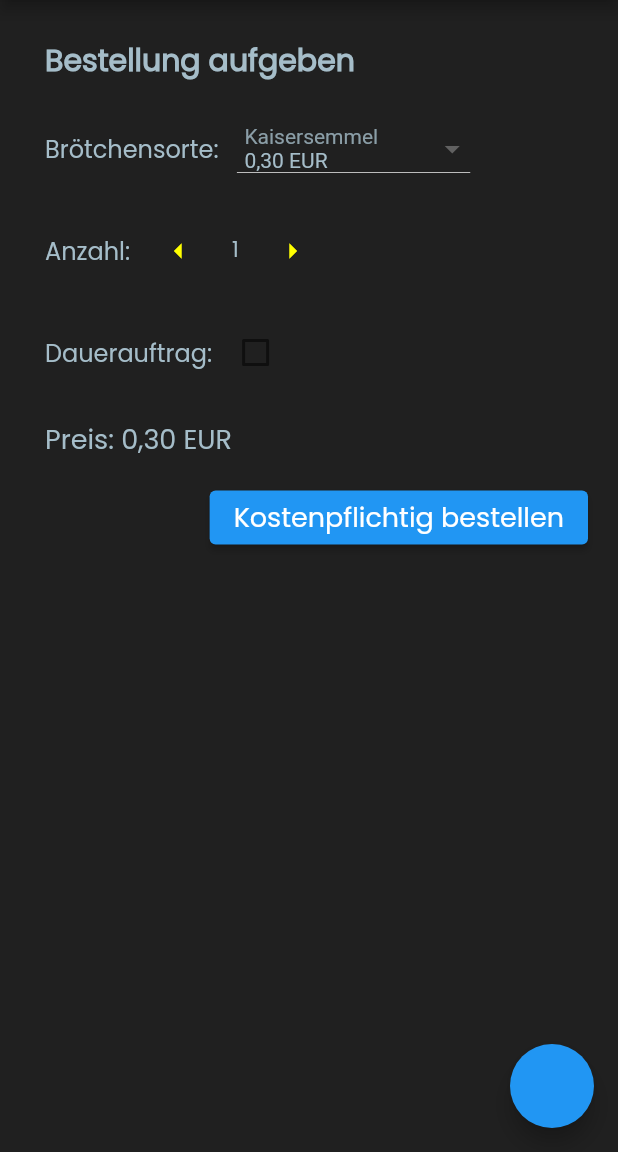
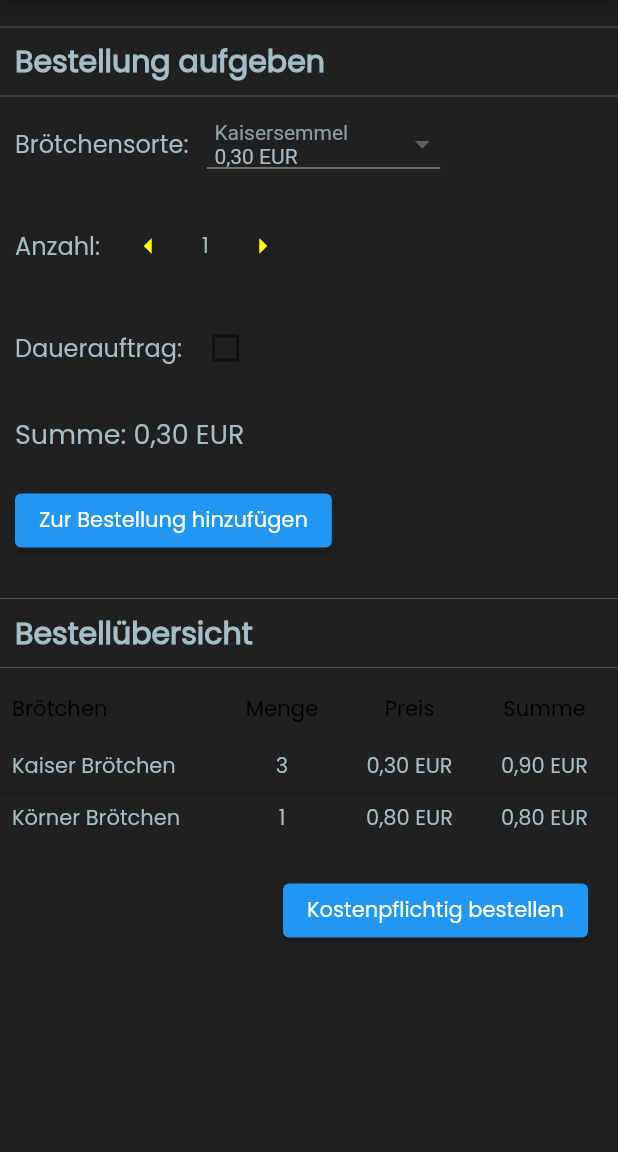
Before and after one commit to mmaeffert/fs201, a Flutter app: the screen it shows after launch, in the side drawer, after a tap on "Bestellen ✍️", on a phone screen of 412 x 824 dp, the part 84-1236 px from its top. Run offline on Flutter 3.47's test engine with Material 2 defaults, Android fonts, the phone set to English and light mode, and no system bars; our stand-ins replace firebase_auth, firebase_core, firebase_database, font_awesome_flutter, google_sign_in; accounts and stored records are empty.

Commit message:
#Updates -Bestellübersicht
#Processed
-UI for purchase order (pruchaseOrder.dart)
    ToDO's:
    FrontEnd:
    -> Table with Whole Order
    BackEnd:
    -> DB Connection to salable products
    -> push Order to DB

#Error
- SetState über 2 klassen hinweg.

Also von pruchaseOrder wird eine bestellung hinzugefügt.

Diese muss aber bei ordersTable.dart ein SetState ausführen.

Dazwischen ist aber noch die Klasse OrderLayout.dart die ich eig beibehalten will.

```diff
--- a/lib/drawer.dart
+++ b/lib/drawer.dart
@@ -3,6 +3,7 @@ import './main.dart';
 import './dauerauftrag.dart';
 import './account.dart';
 import './realTimeDatabaseExample.dart';
+import 'order/UI/OrderLayout.dart';
 import 'order/UI/purchaseOrder.dart';
 
 class drawer {
@@ -20,7 +21,7 @@ class drawer {
               onTap: () {
                 Navigator.pop(context);
                 Navigator.push(context,
-    MaterialPageRoute(builder: (context) => PurchaseOrder()));
+    MaterialPageRoute(builder: (context) => OrderLayout()));
               },
 
             ),
--- /dev/null
+++ b/lib/order/UI/OrderLayout.dart
@@ -0,0 +1,49 @@
+import 'package:broetchenservice/order/UI/ordersTable.dart';
+import 'package:broetchenservice/order/UI/purchaseOrder.dart';
+import 'package:flutter/material.dart';
+
+import '../singleOrder.dart';
+import '../wholeOrder.dart';
+import 'package:broetchenservice/appbar.dart' as ab;
+
+import 'ordersTable.dart';
+
+class OrderLayout extends StatefulWidget with ChangeNotifier{
+  OrderLayout({Key? key}) : super(key: key);
+
+  @override
+  State<OrderLayout> createState() => _OrderLayoutState();
+}
+
+class _OrderLayoutState extends State<OrderLayout> {
+
+  late WholeOrder wholeOrder; //All orders with User info
+  late PurchaseOrder purchaseOrder;
+  OrdersTable ordersTable = OrdersTable();
+
+  @override
+  void initState() {
+    purchaseOrder =  PurchaseOrder(ordersTable);
+    super.initState();
+  }
+  @override
+  Widget build(BuildContext context) {
+
+
+    return Scaffold(
+      appBar: ab.Appbar.MainAppBar(context),
+      body: SingleChildScrollView(
+      child:
+      Column(
+        mainAxisAlignment: MainAxisAlignment.start,
+        crossAxisAlignment: CrossAxisAlignment.start,
+        children: [
+
+          purchaseOrder,
+          ordersTable
+        ],
+      ),
+      ),
+    );
+  }
+}
--- /dev/null
+++ b/lib/order/UI/ordersTable.dart
@@ -0,0 +1,196 @@
+import 'package:flutter/cupertino.dart';
+import 'package:flutter/material.dart';
+
+import '../../themes.dart';
+import '../product.dart';
+import '../singleOrder.dart';
+import "package:intl/intl.dart";
+
+class OrdersTable extends StatefulWidget {
+  OrdersTable();
+  List<SingleOrder> orders = [];
+  List<SingleOrder> get getOrders => orders;
+
+  @override
+  State<OrdersTable> createState() => _OrdersTableState();
+}
+
+class _OrdersTableState extends State<OrdersTable> {
+
+  @override
+  void initState() {
+    super.initState();
+    widget.orders.add(SingleOrder(
+        3,
+        Product(
+          0.3,
+          "Kaiser Brötchen",
+        )));
+    widget.orders.add(SingleOrder(1, Product(0.8, "Körner Brötchen")));
+    // _getEmployees();
+  }
+
+  @override
+  Widget build(BuildContext context) {
+
+
+    final Tablenbreite = MediaQuery.of(context).size.width-340;
+    return SingleChildScrollView(
+      child: Container(
+        child: Column(
+
+          crossAxisAlignment: CrossAxisAlignment.start,
+          children: <Widget>[
+            Container(
+              margin: EdgeInsets.only(top: 10, bottom: 0, left: 0),
+              child: Divider(color: CustomTheme.isDarkTheme
+                  ?Colors.white24: Colors.black26),
+            ),
+            Container(
+              margin: EdgeInsets.only(top: 0, bottom: 0, left: 10),
+              child: const Text("Bestellübersicht",
+                  style: TextStyle(
+                    fontSize: 20,
+                    fontWeight: FontWeight.bold,
+                  )),
+            ),
+            Divider(color: CustomTheme.isDarkTheme
+                ?Colors.white24: Colors.black26),
+            Container(
+              child: SingleChildScrollView(
+                scrollDirection: Axis.vertical,
+                child: SingleChildScrollView(
+                    scrollDirection: Axis.horizontal,
+                    child: DataTable(
+                      headingRowHeight: 40,
+                      columnSpacing: 20,
+                      dataRowHeight: 35,
+                      onSelectAll: (b) {},
+                      horizontalMargin: 8,
+                      columns: const [
+                        DataColumn(
+                          label: Text('Brötchen'),
+                        ),
+                        DataColumn(
+                          label: Expanded(child: Text('Menge', textAlign: TextAlign.center,)),
+                        ),
+                        DataColumn(
+                          label: Expanded(child: Text('Preis', textAlign: TextAlign.center,)),
+                        ),
+                        DataColumn(
+                          label: Expanded(child: Text('Summe',textAlign: TextAlign.center,)),
+                        ),
+                        DataColumn(
+                          label: Expanded(child: Text('Dauerauftrag', textAlign: TextAlign.center,)),
+                        ),
+                        DataColumn(
+                          label: Expanded(child: Text('Löschen', textAlign: TextAlign.center,)),
+                        ),
+                        // Lets add one more column to show a delete button
+                      ],
+                      rows: widget.orders
+                          .map(
+                            (order) => DataRow(
+
+                                //selected: true,
+                                cells: [
+                                  DataCell(
+                                    Container(
+                                      constraints: BoxConstraints(minWidth: 130),
+                                      width: Tablenbreite * 0.45, //SET width
+                                      child: Text(
+                                        order.identifier,
+                                      ),
+                                    ),
+                                    onTap: () {},
+                                  ),
+                                  DataCell(
+                                    SizedBox(
+                                      width: 60, //SET width
+                                      child: Text(
+                                        order.amount.toString(), textAlign:TextAlign.center,
+                                      ),
+                                    ),
+                                    onTap: () {},
+                                  ),
+                                  DataCell(
+                                    Container(
+                                      constraints: BoxConstraints(minWidth: 70),
+                                      width: Tablenbreite * 0.25,
+                                      child: Text(NumberFormat.currency(
+                                          locale: 'eu')
+                                          .format(order.price), textAlign:TextAlign.center,),
+                                    ),
+                                    onTap: () {},
+                                  ),
+                                  DataCell(
+                                    Container(
+                                      constraints: BoxConstraints(minWidth: 70),
+                                      width: Tablenbreite * 0.25,
+                                      child: Text(NumberFormat.currency(
+                                              locale: 'eu')
+                                          .format(order.price * order.amount), textAlign:TextAlign.center,),
+                                    ),
+                                    onTap: () {},
+                                  ),
+                                  DataCell(
+                                      Align(
+
+                                        alignment: Alignment.center,
+                                        child:
+                                        SizedBox(
+                                        width: 60,
+                                        child: Checkbox(
+                                          value: order.standingOrder,
+                                          onChanged: (bool? value) {
+                                            setState(() {
+                                             // order.standingOrder = value!;
+                                            });
+                                          },
+                                        ),),
+                                    ),
+                                  ),
+                                  DataCell(
+                                    Container(
+                                        width: 50,
+                                        child: Align(
+
+                                          alignment: Alignment.center,
+                                          child: IconButton(
+                                              onPressed: () {
+                                                setState(() {
+                                                  widget.orders.remove(order);
+                                                });
+                                              },
+                                              icon: const Icon(Icons.delete,
+                                              color: Colors.red,
+                                              )),
+                                        )),
+                                  ),
+                                ]),
+                          )
+                          .toList(),
+                    )),
+              ),
+            ),
+
+            Container(
+              alignment: Alignment.centerRight,
+              margin: EdgeInsets.only(top: 20, bottom: 20, right: 20),
+              child: ElevatedButton(
+                onPressed: () {
+                  setState(() {
+                  });
+                },
+                child: Text(
+                  "Kostenpflichtig bestellen",
+                 // style: TextStyle(fontSize: 15),
+                ),
+              ),
+            ),
+          ],
+        ),
+      ),
+    );
+  }
+}
--- a/lib/order/UI/purchaseOrder.dart
+++ b/lib/order/UI/purchaseOrder.dart
@@ -1,30 +1,35 @@
+import 'package:broetchenservice/order/wholeOrder.dart';
 import 'package:broetchenservice/themes.dart';
 import 'package:flutter/material.dart';
-import 'package:broetchenservice/appbar.dart' as ab;
 import "package:intl/intl.dart";
 import '../../quantitySelector.dart';
 import '../product.dart';
 import 'package:broetchenservice/themes.dart';
 
+import '../singleOrder.dart';
+import 'ordersTable.dart';
+
 class PurchaseOrder extends StatefulWidget {
-  const PurchaseOrder({Key? key}) : super(key: key);
-
+  PurchaseOrder(this.table);
+  OrdersTable table;
+  bool _isStandingOrder = false; //Standing order = Dauerauftrag
+  late Product chosenProduct;
   @override
   State<PurchaseOrder> createState() => _PurchaseOrderState();
 }
 
 class _PurchaseOrderState extends State<PurchaseOrder> {
-
-  final _formKey = GlobalKey<FormState>();
-  String anzahl = '1';
-  late Product chosenProduct;
-  bool isDauerauftrag = false;
-  bool _passwordVisible = false;
+  //Product from Dropdown
   List<Product> salableProducts = []; //this are our Products what we sale
 
 
   bestellungaufgeben() async {
-    if (_formKey.currentState!.validate()) {
+
+    setState(() {
+      widget.table.orders.add(SingleOrder(quantitySelector.getQuantity(), widget.chosenProduct));
+    });
+
+    /*
     showDialog(
       context: context,
       builder: (BuildContext context) {
@@ -42,55 +47,57 @@ class _PurchaseOrderState extends State<PurchaseOrder> {
         );
       },
     );
-    }
+
+     */
   }
 
   @override
   void initState() {
-    salableProducts.add(Product(0.3,"Kaisersemmel"));
-    salableProducts.add(Product(0.3,"Körnerbrötchen"));
-    salableProducts.add(Product(0.3,"Kürbiskernbrötchen"));
-    chosenProduct = salableProducts.first;
+    salableProducts.add(Product(0.3, "Kaisersemmel"));
+    salableProducts.add(Product(0.3, "Körnerbrötchen"));
+    salableProducts.add(Product(0.3, "Kürbiskernbrötchen"));
+    widget.chosenProduct = salableProducts.first;
     super.initState();
   }
 
+  QuantitySelector quantitySelector = new QuantitySelector();
 
-  QuantitySelector QuantitySelector1 = new QuantitySelector();
-
- double calculatePrice(){
+  double calculatePrice() {
     setState(() {});
-   return QuantitySelector1.getQuantity()*chosenProduct.price;
+    return quantitySelector.getQuantity() * widget.chosenProduct.price;
   }
 
   @override
   Widget build(BuildContext context) {
-    QuantitySelector1.addListener(calculatePrice);
+    quantitySelector.addListener(calculatePrice);
 
     double _screenwidth = MediaQuery.of(context).size.width;
 
-      return Scaffold(
-        appBar: ab.Appbar.MainAppBar(context),
-        body: Form(
-          key: _formKey,
-          child: Column(
+    return Column(
         crossAxisAlignment: CrossAxisAlignment.start,
         mainAxisSize: MainAxisSize.max,
         children: [
           Container(
-                constraints: BoxConstraints(maxWidth: 420),
-                margin: EdgeInsets.only(left: 30),
-                child: Column(
-                  crossAxisAlignment: CrossAxisAlignment.start,
-                  //mainAxisAlignment: MainAxisAlignment.start,
-                  children: [
+              margin: EdgeInsets.only(top: 10, bottom: 0),
+              child: Divider(color: CustomTheme.isDarkTheme
+                  ?Colors.white24: Colors.black26)),
           Container(
-                      margin: EdgeInsets.only(top: 25, bottom: 20),
+            margin: EdgeInsets.only(left: 10, bottom: 0),
             child: const Text("Bestellung aufgeben",
                 style: TextStyle(
                   fontSize: 20,
                   fontWeight: FontWeight.bold,
                 )),
           ),
+          Divider(color: CustomTheme.isDarkTheme
+              ?Colors.white24: Colors.black26),
+          Container(
+            constraints: BoxConstraints(maxWidth: 420),
+            margin: EdgeInsets.only(left: 10),
+            child: Column(
+              crossAxisAlignment: CrossAxisAlignment.start,
+              //mainAxisAlignment: MainAxisAlignment.start,
+              children: [
 
                 Container(
                   margin: EdgeInsets.only(bottom: 20),
@@ -103,7 +110,9 @@ class _PurchaseOrderState extends State<PurchaseOrder> {
                             style: TextStyle(fontSize: 16),
                           )),
                       DropdownButton<Product>(
-                            dropdownColor: CustomTheme.isDarkTheme?CustomTheme.darkTheme.backgroundColor:CustomTheme.lightTheme.backgroundColor,
+                        dropdownColor: CustomTheme.isDarkTheme
+                            ? CustomTheme.darkTheme.backgroundColor
+                            : CustomTheme.lightTheme.backgroundColor,
                         items: salableProducts.map((Product product) {
                           return DropdownMenuItem<Product>(
                             value: product,
@@ -113,12 +122,28 @@ class _PurchaseOrderState extends State<PurchaseOrder> {
                                 text: TextSpan(
                                   children: <TextSpan>[
                                     TextSpan(
-                                          text: product.identifier+ "\n",
-                                          style: CustomTheme.isDarkTheme?TextStyle(color: CustomTheme.darkTheme.textTheme.bodyText2?.color?.withOpacity(0.8)):TextStyle(color: CustomTheme.lightTheme.textTheme.bodyText1?.color?.withOpacity(0.6)),
+                                      text: product.identifier + "\n",
+                                      style: CustomTheme.isDarkTheme
+                                          ? TextStyle(
+                                              color: CustomTheme.darkTheme
+                                                  .textTheme.bodyText2?.color
+                                                  ?.withOpacity(0.8))
+                                          : TextStyle(
+                                              color: CustomTheme.lightTheme
+                                                  .textTheme.bodyText1?.color
+                                                  ?.withOpacity(0.6)),
                                     ),
                                     TextSpan(
-                                          text: NumberFormat.currency(locale: 'eu').format(product.price),
-                                          style: CustomTheme.isDarkTheme?TextStyle(color: CustomTheme.darkTheme.textTheme.bodyText2?.color):TextStyle(color: CustomTheme.lightTheme.textTheme.bodyText1?.color?.withOpacity(0.8)),
+                                      text: NumberFormat.currency(locale: 'eu')
+                                          .format(product.price),
+                                      style: CustomTheme.isDarkTheme
+                                          ? TextStyle(
+                                              color: CustomTheme.darkTheme
+                                                  .textTheme.bodyText2?.color)
+                                          : TextStyle(
+                                              color: CustomTheme.lightTheme
+                                                  .textTheme.bodyText1?.color
+                                                  ?.withOpacity(0.8)),
                                     ),
                                   ],
                                 ),
@@ -126,20 +151,17 @@ class _PurchaseOrderState extends State<PurchaseOrder> {
                             ),
                           );
                         }).toList(),
-                            value: chosenProduct,
+                        value: widget.chosenProduct,
                         style: TextStyle(fontSize: 16),
                         onChanged: (value) {
                           setState(() {
-                                chosenProduct = value!;
+                            widget.chosenProduct = value!;
                           });
                         },
                       ),
                     ],
                   ),
                 ),
-
-
-
                 Row(
                   children: [
                     Container(
@@ -148,8 +170,7 @@ class _PurchaseOrderState extends State<PurchaseOrder> {
                           "Anzahl: ",
                           style: TextStyle(fontSize: 16),
                         )),
-
-                            QuantitySelector1,
+                    quantitySelector,
 
                     /*
                             DropdownButton<String>(
@@ -171,7 +192,6 @@ class _PurchaseOrderState extends State<PurchaseOrder> {
                             */
                   ],
                 ),
-
                 Container(
                   margin: EdgeInsets.only(top: 20),
                   child: Row(
@@ -179,19 +199,19 @@ class _PurchaseOrderState extends State<PurchaseOrder> {
                       Container(
                         margin: EdgeInsets.only(right: 5),
                         alignment: Alignment.centerRight,
-
-                                child: Text("Dauerauftrag:", style: TextStyle(fontSize: 16),),),
-
+                        child: Text(
+                          "Dauerauftrag:",
+                          style: TextStyle(fontSize: 16),
+                        ),
+                      ),
                       Container(
                         alignment: Alignment.centerRight,
                         margin: EdgeInsets.only(right: 20),
                         child: Checkbox(
-                                  //checkColor: Colors.white,
-                                  // fillColor: MaterialStateProperty.resolveWith(getColor),
-                                  value: isDauerauftrag,
+                          value: widget._isStandingOrder,
                           onChanged: (bool? value) {
                             setState(() {
-                                      isDauerauftrag = value!;
+                              widget._isStandingOrder = value!;
                             });
                           },
                         ),
@@ -199,50 +219,33 @@ class _PurchaseOrderState extends State<PurchaseOrder> {
                     ],
                   ),
                 ),
-
                 Container(
                   margin: EdgeInsets.only(top: 20, right: 20),
-                    child: Text("Preis: "+ NumberFormat.currency(locale: 'eu').format(calculatePrice()).toString(),
-                          style: TextStyle(fontSize: 18),),
-
+                  child: Text(
+                    "Summe: " +
+                        NumberFormat.currency(locale: 'eu')
+                            .format(calculatePrice())
+                            .toString(),
+                    style: TextStyle(fontSize: 18),
                   ),
-
+                ),
                 Container(
-                      //height: 75,
-                      alignment: Alignment.centerRight,
-                      margin: EdgeInsets.only(top: 15, bottom: 15, right: 20),
+                  alignment: Alignment.centerLeft,
+                  margin: EdgeInsets.only(top: 20, bottom: 10, right: 20),
                   child: ElevatedButton(
                     onPressed: () {
                       bestellungaufgeben();
                     },
-                        child: Text("Kostenpflichtig bestellen",
-                          style: TextStyle(fontSize: 18),),
+                    child: Text(
+                      "Zur Bestellung hinzufügen",
+                    ),
+                  ),
+                ),
+
+              ],
             ),
           ),
         ],
-                ),
-              ),
-              /*
-              Column(
-                crossAxisAlignment: CrossAxisAlignment.start,
-                //mainAxisAlignment: MainAxisAlignment.start,
-                children: [
-                  Center(
-                    child: bekleyen_is_emri(),
-                  ),
-                ],
-              )
-
-              */
-            ],
-          ),
-        ),
-        floatingActionButton: FloatingActionButton(
-          onPressed: (){
-            setState(() {
-            });
-          },
-        ),
     );
   }
 }
--- a/lib/themes.dart
+++ b/lib/themes.dart
@@ -26,6 +26,7 @@ class CustomTheme with ChangeNotifier {
   static ThemeData get darkTheme {
     return ThemeData(
         fontFamily: 'Poppins',
+
         primaryColor: Color.fromARGB(255, 112, 112, 112),
         backgroundColor: Color.fromARGB(255, 32, 32, 32),
         scaffoldBackgroundColor: Color.fromARGB(255, 32, 32, 32),
```
Lines whose indentation alone changed are shown as unchanged.
